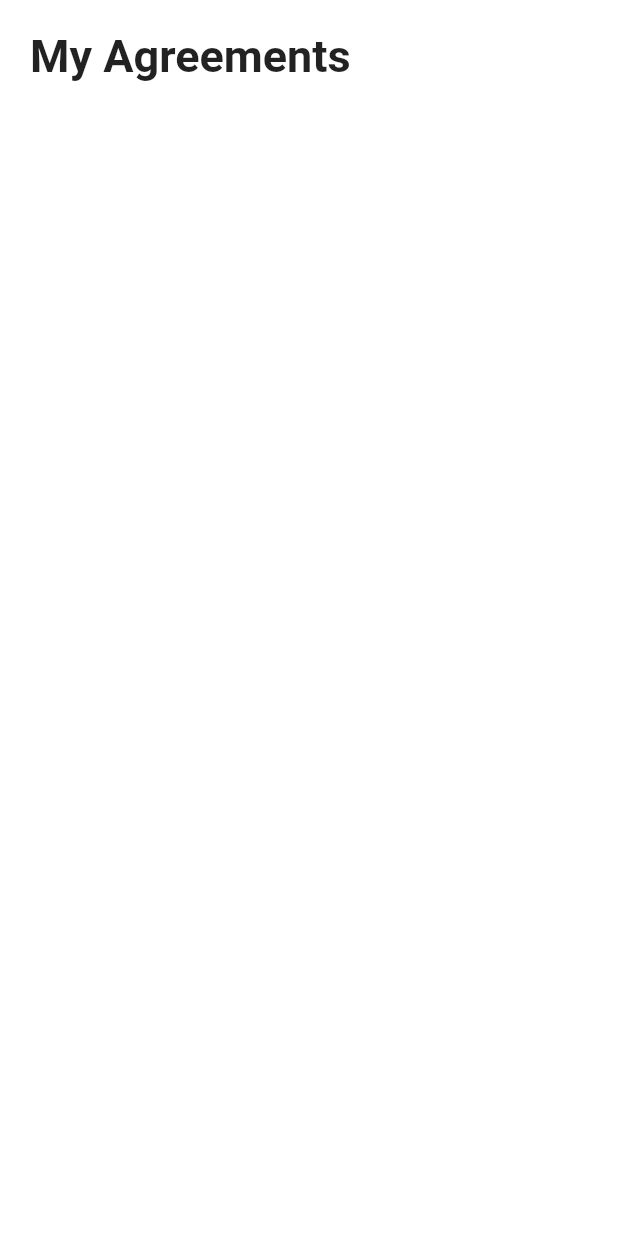
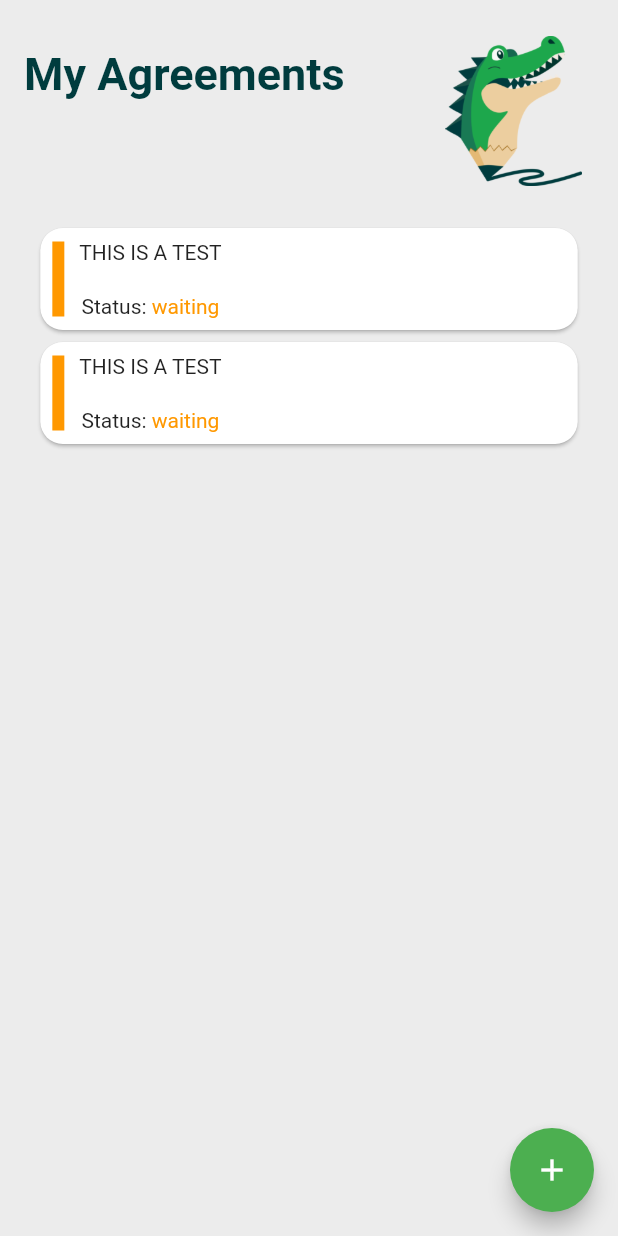
Before and after one commit to MrHup/CrocoSign, a Flutter app: the AgreementScreen screen opened by its route, on a phone screen of 412 x 824 dp. Run offline on Flutter 3.47's test engine with Material 2 defaults, Android fonts, the phone set to English and light mode, and no system bars; our stand-ins replace im_stepper, lottie.

Commit message:
Create main pages for agreements

```diff
--- a/lib/main.dart
+++ b/lib/main.dart
@@ -1,4 +1,5 @@
 import 'package:crocosign/screens/screen_agreements.dart';
+import 'package:crocosign/screens/screen_create.dart';
 import 'package:crocosign/screens/screen_loading.dart';
 import 'package:crocosign/screens/screen_login.dart';
 import 'package:flutter/material.dart';
@@ -24,6 +25,7 @@ class MainRouter extends StatelessWidget {
       routes: <String, WidgetBuilder>{
         '/login': (BuildContext context) => LoginScreen(),
         '/agreements': (BuildContext context) => AgreementScreen(),
+        '/create': (BuildContext context) => CreateScreen(),
         '/loading': (BuildContext context) => const LoadingScreen(),
       },
       home: LoginScreen(),
--- a/lib/screens/screen_agreements.dart
+++ b/lib/screens/screen_agreements.dart
@@ -1,3 +1,6 @@
+import 'package:crocosign/static/globals.dart';
+import 'package:crocosign/widgets/card_agreement.dart';
+import 'package:crocosign/widgets/logo_banner.dart';
 import 'package:flutter/material.dart';
 
 // import 'package:pdf/pdf.dart';
@@ -9,14 +12,32 @@ class AgreementScreen extends StatelessWidget {
   @override
   Widget build(BuildContext context) {
     return Scaffold(
-      backgroundColor: Colors.white,
-      body: ListView(children: [
-        Container(
-          padding: const EdgeInsets.all(20),
-          child: const Text("My Agreements",
-              style: TextStyle(fontSize: 30, fontWeight: FontWeight.bold)),
-        ),
-      ]),
-    );
+        backgroundColor: Globals.backgroundColor,
+        body: Column(children: [
+          LogoBanner("My Agreements"),
+          Container(
+            child: Expanded(
+              child: ListView(
+                children: [
+                  CardAgreement(
+                      title: "THIS IS A TEST",
+                      status: "waiting",
+                      date: "22-03-2019"),
+                  CardAgreement(
+                      title: "THIS IS A TEST",
+                      status: "waiting",
+                      date: "22-03-2019")
+                ],
+              ),
+            ),
+          ),
+        ]),
+        floatingActionButton: FloatingActionButton(
+          onPressed: () {
+            Navigator.pushNamed(context, '/create');
+          },
+          backgroundColor: Colors.green,
+          child: const Icon(Icons.add),
+        ));
   }
 }
--- a/lib/screens/screen_loading.dart
+++ b/lib/screens/screen_loading.dart
@@ -1,3 +1,4 @@
+import 'package:crocosign/static/globals.dart';
 import 'package:flutter/material.dart';
 import 'package:lottie/lottie.dart';
 
@@ -9,7 +10,7 @@ class LoadingScreen extends StatelessWidget {
     // add a container in the center of the screen
 
     return Scaffold(
-        backgroundColor: Colors.white,
+        backgroundColor: Globals.backgroundColor,
         body: Center(
           child: Lottie.asset('assets/lottie.json'),
         ));
--- a/lib/screens/screen_login.dart
+++ b/lib/screens/screen_login.dart
@@ -1,3 +1,4 @@
+import 'package:crocosign/static/globals.dart';
 import 'package:flutter/material.dart';
 
 // ignore: must_be_immutable
@@ -50,7 +51,7 @@ class LoginScreen extends StatelessWidget {
     }
 
     return Scaffold(
-      backgroundColor: Colors.white,
+      backgroundColor: Globals.backgroundColor,
       body: Row(
         children: [
           Expanded(flex: 1, child: Container()),
@@ -64,7 +65,7 @@ class LoginScreen extends StatelessWidget {
                   // make image only take 50% of the screen
 
                   child: Image(
-                    image: AssetImage('assets/logo.png'),
+                    image: AssetImage('assets/logo_text.png'),
                     height: 200,
                   ),
                 ),
--- /dev/null
+++ b/lib/static/agreement.dart
@@ -0,0 +1,6 @@
+class Agreement {
+  String title;
+  String description;
+
+  Agreement({required this.title, required this.description});
+}
--- /dev/null
+++ b/lib/static/globals.dart
@@ -0,0 +1,7 @@
+import 'package:flutter/material.dart';
+
+class Globals {
+  static Color backgroundColor = const Color(0xffececec);
+  static Color primaryColor = const Color(0xff1da74c);
+  static Color secondaryColor = const Color(0xff003c3e);
+}
--- /dev/null
+++ b/lib/widgets/card_agreement.dart
@@ -0,0 +1,76 @@
+import 'package:crocosign/static/globals.dart';
+import 'package:flutter/material.dart';
+
+// ignore: must_be_immutable
+class CardAgreement extends StatelessWidget {
+  CardAgreement(
+      {required this.title,
+      required this.status,
+      required this.date,
+      super.key});
+  String title;
+  String status;
+  String date;
+
+  @override
+  Widget build(BuildContext context) {
+    if (title.length > 20) {
+      title = "${title.substring(1, 20)} [...]";
+    }
+
+    Color color = Colors.green;
+    if (status == "waiting") {
+      color = Colors.orange;
+    } else if (status == "signed") {
+      color = Globals.primaryColor;
+    } else if (status == "declined") {
+      color = Colors.red;
+    }
+
+    return Row(
+      children: [
+        Expanded(flex: 1, child: Container()),
+        Expanded(
+          flex: 16,
+          child: Card(
+              shape: RoundedRectangleBorder(
+                borderRadius: BorderRadius.circular(15.0),
+              ),
+              child: Padding(
+                padding: const EdgeInsets.all(8.0),
+                child: Row(
+                  children: [
+                    Container(
+                      color: color,
+                      child: const SizedBox(
+                        width: 8,
+                        height: 50,
+                      ),
+                    ),
+                    const SizedBox(width: 10),
+                    Column(
+                      children: [
+                        Text(title),
+                        const SizedBox(height: 20),
+                        Row(
+                          children: [
+                            Row(
+                              children: [
+                                const Text("Status: "),
+                                Text(status, style: TextStyle(color: color)),
+                              ],
+                            ),
+                            // Container(color: Colors.green, child: Text(date)),
+                          ],
+                        )
+                      ],
+                    )
+                  ],
+                ),
+              )),
+        ),
+        Expanded(flex: 1, child: Container()),
+      ],
+    );
+  }
+}
--- /dev/null
+++ b/lib/widgets/logo_banner.dart
@@ -0,0 +1,36 @@
+import 'package:crocosign/static/globals.dart';
+import 'package:flutter/material.dart';
+
+// ignore: must_be_immutable
+class LogoBanner extends StatelessWidget {
+  LogoBanner(this.title, {super.key});
+  String title;
+
+  @override
+  Widget build(BuildContext context) {
+    return Padding(
+      padding: const EdgeInsets.all(16.0),
+      child: Row(
+        mainAxisAlignment: MainAxisAlignment.spaceBetween,
+        crossAxisAlignment: CrossAxisAlignment.start,
+        children: [
+          Padding(
+            padding: const EdgeInsets.only(top: 16.0),
+            child: Text("My Agreements",
+                style: TextStyle(
+                    fontSize: 30,
+                    fontWeight: FontWeight.bold,
+                    color: Globals.secondaryColor)),
+          ),
+          const Padding(
+            padding: EdgeInsets.all(8.0),
+            child: Image(
+              image: AssetImage('assets/logo.png'),
+              height: 100,
+            ),
+          ),
+        ],
+      ),
+    );
+  }
+}
--- a/pubspec.yaml
+++ b/pubspec.yaml
@@ -13,6 +13,7 @@ dependencies:
   cupertino_icons: ^1.0.2
   pdf: ^3.10.4
   lottie: ^2.6.0
+  im_stepper: ^1.0.1+1
 
 dev_dependencies:
   flutter_test:
```
Also changed, not shown: lib/screens/screen_create.dart (added, +45 -0 lines), lib/widgets/stepper_creation.dart (added, +61 -0 lines), assets/icon.png (added), assets/logo_text.png, pubspec.lock.
